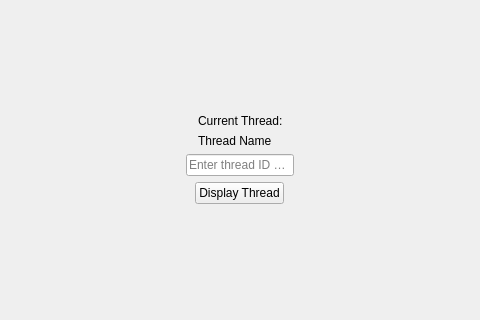
This is viewthreadguest.ui in PeteCastle/SoftwareDesignCaseStudy as Qt 5 draws it before an edit; both pictures show x 245 to 725 and y 108 to 428 of the 970 by 558 pixel window. The edited form follows.
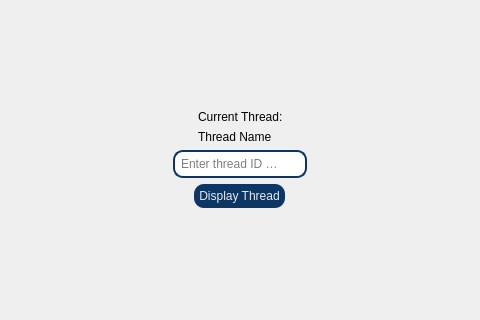
This is the edited form. Icons and pictures are not drawn.

The edit to the form file:
```diff
--- a/viewthreadguest.ui
+++ b/viewthreadguest.ui
@@ -13,6 +13,146 @@
   <property name="windowTitle">
    <string>Form</string>
   </property>
+  <property name="styleSheet">
+   <string notr="true">QDialog{
+background-image: url(:/Icons/ProgramIcons/bg.png);
+}
+
+QLineEdit {
+	font: 9pt &quot;Joan&quot;;
+    border: 2px solid gray;
+    border-radius: 10px;
+	border-color: rgb(13, 54, 101);
+     padding:4px 20px 4px 4px;
+    background: white;
+    selection-background-color: darkgray;
+}
+
+QPushButton{
+font: bold 10pt  &quot;Heebo&quot;;
+background-color: rgb(13, 54, 101);
+color: rgb(233, 236, 237);
+border-radius: 10px;
+padding: 5px;
+}
+QPushButton::hover{
+border-style: inset;
+background-color:rgb(25, 104, 195);
+color: rgb(213, 173, 18);
+
+}
+QPushButton::pressed{
+border: 2px solid rgb(0, 170, 0);
+}
+
+QComboBox{
+	font: 9pt &quot;Joan&quot;;
+    border: 2px solid gray;
+    border-radius: 10px;
+	border-color: rgb(13, 54, 101);
+     padding:4px 20px 4px 4px;
+    background: white;
+    selection-background-color: darkgray;
+}
+QComboBox::drop-down 
+{
+    border: 0px;
+}
+QComboBox::down-arrow{
+   
+	image: url(:/Icons/ProgramIcons/downarrow.png);
+    width: 10px;
+    height: 10px;
+    }
+
+QListView{
+font: 9pt &quot;Joan&quot;;
+    border: 2px solid gray;
+    border-radius: 10px;
+	border-color: rgb(13, 54, 101);
+     padding:4px 20px 4px 4px;
+    background: white;
+    selection-background-color: darkgray;
+}
+
+QRadioButton::indicator::unchecked{ 
+border: 1px solid; 
+border-color: rgb(13, 54, 101);
+border-radius: 9px;
+border-width: 2px;
+background-color: white; 
+width: 15px; 
+height: 15px; 
+}
+
+QRadioButton::indicator::checked{ 
+border-color: rgb(13, 54, 101);
+background-color:  rgb(213, 173, 18);
+border: 1px solid; 
+border-radius: 9px;
+border-width: 2px;
+width: 15px; 
+height: 15px; 
+}
+
+QScrollBar:vertical {
+border: none;
+	background-color: rgb(208, 244, 255);
+width: 14px;
+margin: 15px 0 15px 0;
+border-radius: 7px;
+}
+
+
+/* HANDLE BAR VERTICAL */
+QScrollBar::handle:vertical {
+	background-color: rgb(12, 12, 84);
+min-height: 30px;
+border-radius: 7px;
+}
+QScrollBar::handle:vertical:hover{
+background-color:rgb(28, 114, 206)
+}
+QScrollBar::handle:vertical:pressed {
+	background-color: rgb(8, 32, 59);
+}
+
+
+/* BTN TOP - SCROLLBAR */
+QScrollBar::sub-line:vertical {
+border: none;
+background-color: rgb(213, 173, 18);
+height: 15px;
+border-top-left-radius: 7px;
+border-top-right-radius: 7px;
+subcontrol-position: top;
+subcontrol-origin: margin;
+}
+QScrollBar::sub-line:vertical:hover {
+background-color: rgb(211, 213, 66);
+}
+QScrollBar::sub-line:vertical:pressed {
+	background-color: rgb(139, 111, 12);
+}
+
+
+/* BTN BOTTOM - SCROLLBAR */
+QScrollBar::add-line:vertical {
+border: none;
+background-color: rgb(213, 173, 18);
+height: 15px;
+border-bottom-left-radius: 7px;
+border-bottom-right-radius: 7px;
+subcontrol-position: bottom;
+subcontrol-origin: margin;
+}
+QScrollBar::add-line:vertical:hover {
+background-color: rgb(211, 213, 66);
+}
+QScrollBar::add-line:vertical:pressed {
+background-color: rgb(139, 111, 12);
+}</string>
+  </property>
   <layout class="QVBoxLayout" name="verticalLayout_2" stretch="0,0,0,0,0,0">
    <item>
     <spacer name="verticalSpacer">
```
